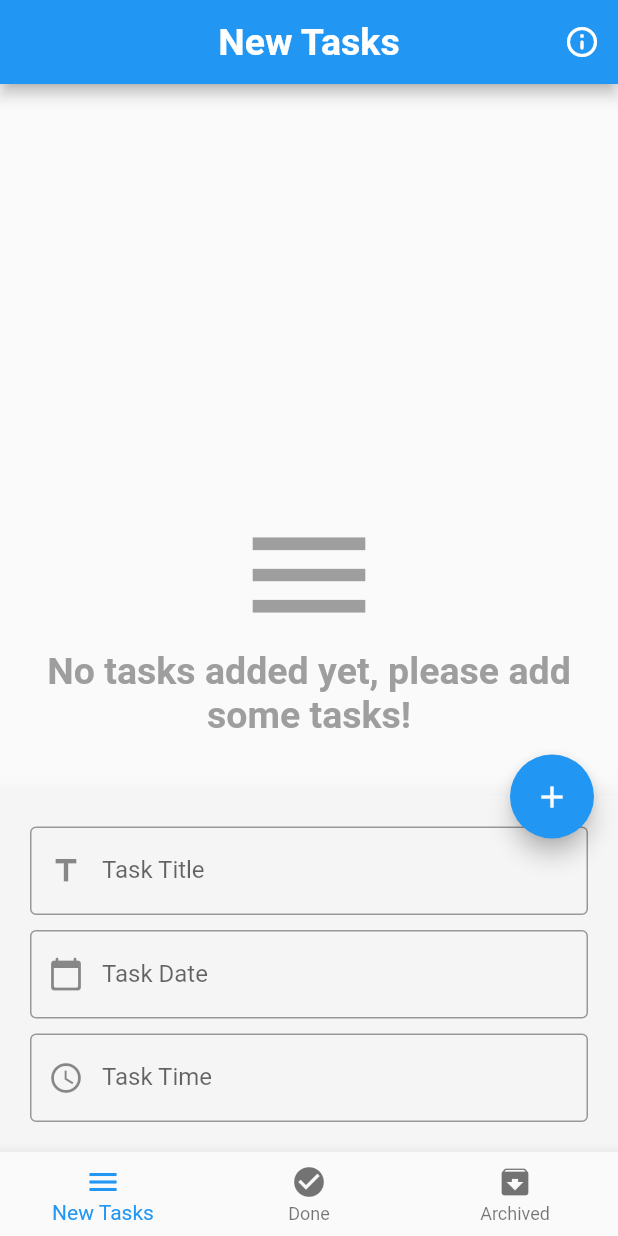
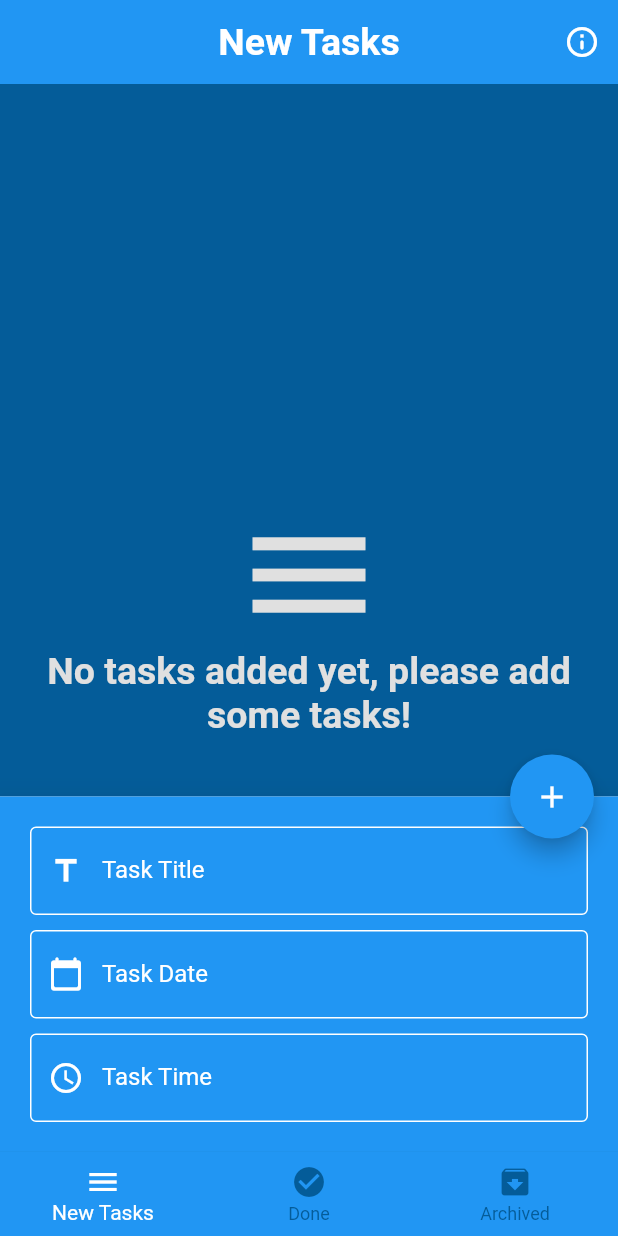
Before and after one commit to abdoSamehDev/todo_app, a Flutter app: the TodoApp screen opened directly, after a tap on the "edit" icon, on a phone screen of 412 x 824 dp. Run offline on Flutter 3.47's test engine with Material 2 defaults, Android fonts, the phone set to English and light mode, and no system bars; our stand-ins replace animated_splash_screen, bloc, conditional_builder_null_safety, flutter_bloc, introduction_screen, page_transition and 2 more; accounts and stored records are empty.

Commit message:
final app version 1.0

```diff
--- a/lib/layout/cubit/cubit.dart
+++ b/lib/layout/cubit/cubit.dart
@@ -1,6 +1,5 @@
 import 'package:flutter/material.dart';
 import 'package:flutter_bloc/flutter_bloc.dart';
-import 'package:shared_preferences/shared_preferences.dart';
 import 'package:sqflite/sqflite.dart';
 import 'package:todo_app/layout/cubit/states.dart';
 
@@ -17,9 +16,9 @@ class AppCubit extends Cubit<AppStates> {
   int currentIndex = 0;
 
   List<Widget> screen = [
-    NewTaskScreen(),
-    DoneTaskScreen(),
-    ArchivedTaskScreen()
+    const NewTaskScreen(),
+    const DoneTaskScreen(),
+    const ArchivedTaskScreen()
   ];
 
   List<String> appBarTitle = [
@@ -44,19 +43,20 @@ class AppCubit extends Cubit<AppStates> {
       'todo.db',
       version: 1,
       onCreate: (database, version) async{
-        print('database created');
+        // print('database created');
         try{
           await database.execute(
               'CREATE TABLE tasks (id INTEGER PRIMARY KEY, title TEXT, date TEXT, time TEXT, status TEXT)'
           );
-          print('table created');}
+          // print('table created');
+        }
         catch(error){
-          print('Error found ${error.toString()}');
+          // print('Error found ${error.toString()}');
         }
       },
       onOpen: (database) {
         getDataFromDatabase(database);
-        print('database opened');
+        // print('database opened');
       },
 
     ).then((value) {
@@ -77,7 +77,7 @@ class AppCubit extends Cubit<AppStates> {
     await database.transaction((txn) async {
       {
         txn.rawInsert('INSERT INTO tasks(title, date, time, status) VALUES("$title", "$date", "$time", "new")').then((value) {
-          print('$value added successfully');
+          // print('$value added successfully');
           emit(AppInsertDatabaseState());
 
           getDataFromDatabase(database);
@@ -95,7 +95,7 @@ class AppCubit extends Cubit<AppStates> {
     emit(AppGetDatabaseLoadingState());
 
     database.rawQuery('SELECT * FROM tasks').then((value) {
-      print(newTasks);
+      // print(newTasks);
 
       value.forEach((element){
         if (element['status'] == 'new'){
--- a/lib/layout/layout_screen.dart
+++ b/lib/layout/layout_screen.dart
@@ -2,7 +2,7 @@ import 'package:conditional_builder_null_safety/conditional_builder_null_safety.
 import 'package:flutter/material.dart';
 import 'package:flutter_bloc/flutter_bloc.dart';
 import 'package:intl/intl.dart';
-import 'package:shared_preferences/shared_preferences.dart';
+// import 'package:shared_preferences/shared_preferences.dart';
 import 'package:todo_app/layout/cubit/cubit.dart';
 import 'package:todo_app/layout/cubit/states.dart';
 import 'package:todo_app/shared/components/components.dart';
@@ -33,10 +33,16 @@ class TodoApp extends StatelessWidget {
           AppCubit cubit = AppCubit.get(context);
 
           return Scaffold(
-          key: scaffoldKey,
-          appBar: AppBar(
-            automaticallyImplyLeading: false,
-            actions: [
+            backgroundColor: const Color(0xff045c99),
+            // backgroundColor: Colors.blue,
+            key: scaffoldKey,
+
+            appBar: AppBar(
+              elevation: 0,
+              // backgroundColor: Color(0xff045c99),
+              backgroundColor: Colors.blue,
+              automaticallyImplyLeading: false,
+              actions: [
               IconButton(
                   onPressed: () async {
                     cubit.showIntroduction(context);
@@ -64,25 +70,12 @@ class TodoApp extends StatelessWidget {
                   },
 
                   );
-                //   await databaseInsert(
-                //       title: titleController,
-                //       date: date,
-                //       time: time
-                //   );
-                //   Navigator.pop(context);
-                //   isBottomSheetShown = false;
-                //   // setState(() {
-                //   //   fabIcon = Icons.edit;
-                //   // });
-                //   // print(titleController.text);
-                //   // print({DateFormat.yMEd().format(date!)});
-                //   // print(time!.format(context));
                 }
               }
               else{
                 scaffoldKey.currentState!.showBottomSheet((context) {
                   return Container(
-                    color: Colors.grey[100],
+                    color: Colors.blue,
                     padding: const EdgeInsets.all(20),
                     child: Form(
                       key: formKey,
@@ -139,6 +132,11 @@ class TodoApp extends StatelessWidget {
             child: Icon(cubit.fabIcon),
           ),
           bottomNavigationBar: BottomNavigationBar(
+            elevation: 1,
+            // backgroundColor: Color(0xff045c99),
+            backgroundColor: Colors.blue,
+            unselectedItemColor: const Color(0xff045c99),
+            selectedItemColor: Colors.white,
             items: const [
               BottomNavigationBarItem(
                   icon: Icon(Icons.menu),
@@ -162,7 +160,7 @@ class TodoApp extends StatelessWidget {
           body: ConditionalBuilder(
             condition: state is! AppGetDatabaseLoadingState,
             builder: (context) => cubit.screen [cubit.currentIndex],
-            fallback: (context) => const Center(child: const CircularProgressIndicator()),
+            fallback: (context) => const Center(child: CircularProgressIndicator()),
           ),
 
         );
--- a/lib/modules/archived_tasks/archived_tasks_screen.dart
+++ b/lib/modules/archived_tasks/archived_tasks_screen.dart
@@ -4,7 +4,7 @@ import 'package:flutter_bloc/flutter_bloc.dart';
 import 'package:todo_app/layout/cubit/cubit.dart';
 import 'package:todo_app/layout/cubit/states.dart';
 import 'package:todo_app/shared/components/components.dart';
-import 'package:todo_app/shared/components/constants.dart';
+// import 'package:todo_app/shared/components/constants.dart';
 
 class ArchivedTaskScreen extends StatelessWidget {
   const ArchivedTaskScreen({Key? key}) : super(key: key);
--- a/lib/modules/done_tasks/done_tasks_screen.dart
+++ b/lib/modules/done_tasks/done_tasks_screen.dart
@@ -4,7 +4,7 @@ import 'package:flutter_bloc/flutter_bloc.dart';
 import 'package:todo_app/layout/cubit/cubit.dart';
 import 'package:todo_app/layout/cubit/states.dart';
 import 'package:todo_app/shared/components/components.dart';
-import 'package:todo_app/shared/components/constants.dart';
+// import 'package:todo_app/shared/components/constants.dart';
 
 class DoneTaskScreen extends StatelessWidget {
   const DoneTaskScreen({Key? key}) : super(key: key);
--- a/lib/modules/new_tasks/new_tasks_screen.dart
+++ b/lib/modules/new_tasks/new_tasks_screen.dart
@@ -1,11 +1,11 @@
-import 'package:conditional_builder_null_safety/conditional_builder_null_safety.dart';
+// import 'package:conditional_builder_null_safety/conditional_builder_null_safety.dart';
 import 'package:flutter/cupertino.dart';
 import 'package:flutter/material.dart';
 import 'package:flutter_bloc/flutter_bloc.dart';
 import 'package:todo_app/layout/cubit/cubit.dart';
 import 'package:todo_app/layout/cubit/states.dart';
 import 'package:todo_app/shared/components/components.dart';
-import 'package:todo_app/shared/components/constants.dart';
+// import 'package:todo_app/shared/components/constants.dart';
 
 class NewTaskScreen extends StatelessWidget {
   const NewTaskScreen({Key? key}) : super(key: key);
--- a/lib/shared/bloc_observer.dart
+++ b/lib/shared/bloc_observer.dart
@@ -10,18 +10,18 @@ class MyBlocObserver extends BlocObserver {
   @override
   void onChange(BlocBase bloc, Change change) {
     super.onChange(bloc, change);
-    print('onChange -- ${bloc.runtimeType}, $change');
+    // print('onChange -- ${bloc.runtimeType}, $change');
   }
 
   @override
   void onError(BlocBase bloc, Object error, StackTrace stackTrace) {
-    print('onError -- ${bloc.runtimeType}, $error');
+    // print('onError -- ${bloc.runtimeType}, $error');
     super.onError(bloc, error, stackTrace);
   }
 
   @override
   void onClose(BlocBase bloc) {
     super.onClose(bloc);
-    print('onClose -- ${bloc.runtimeType}');
+    // print('onClose -- ${bloc.runtimeType}');
   }
 }
--- a/lib/shared/components/components.dart
+++ b/lib/shared/components/components.dart
@@ -1,8 +1,8 @@
-import 'package:bloc/bloc.dart';
+// import 'package:bloc/bloc.dart';
 import 'package:conditional_builder_null_safety/conditional_builder_null_safety.dart';
 import 'package:flutter/material.dart';
 import 'package:todo_app/layout/cubit/cubit.dart';
-import 'package:todo_app/shared/components/constants.dart';
+// import 'package:todo_app/shared/components/constants.dart';
 
 Widget defaultButton(
         {double width = double.infinity,
@@ -37,7 +37,8 @@ Widget defaultTextFormField(
         IconData? suffix,
         void Function()? suffixButtonFunction,
         void Function()? onTapFunction,
-        bool border = true}) =>
+        bool border = true
+        }) =>
     TextFormField(
       validator: (value) {
         if (value!.isEmpty) {
@@ -47,12 +48,27 @@ Widget defaultTextFormField(
       },
       controller: controller,
       onFieldSubmitted: onSubmitted,
-      keyboardType: TextInputType.visiblePassword,
+      keyboardType: type,
       obscureText: isPassword,
       onTap: onTapFunction,
+      style: const TextStyle(color: Colors.white),
       decoration: InputDecoration(
+        // fillColor: Colors.white,
+        // filled: true,
+        enabledBorder: const OutlineInputBorder(
+          borderSide: BorderSide(
+            color: Colors.white
+          ),
+        ),
+        focusedBorder: const OutlineInputBorder(
+          borderSide: BorderSide(
+            color: Color(0xff045c99)
+          ),
+        ),
         labelText: label,
-        prefixIcon: Icon(prefix),
+        labelStyle: const TextStyle(color: Colors.white),
+        prefixIcon: Icon(prefix,
+        color: Colors.white,),
         suffixIcon: suffix != null
             ? IconButton(
                 icon: Icon(suffix),
@@ -87,9 +103,7 @@ Widget buildTaskItem(Map model, context) => Dismissible(
                     '${model['title']}',
                     style: const TextStyle(
                       fontSize: 25,
-
-                      // color: Colors.white,
-
+                      color: Colors.white,
                       fontWeight: FontWeight.bold,
                     ),
                   ),
@@ -98,8 +112,8 @@ Widget buildTaskItem(Map model, context) => Dismissible(
                   ),
                   Text(
                     '${model['date']}',
-                    style: const TextStyle(
-                      color: Colors.grey,
+                    style: TextStyle(
+                      color: Colors.grey[400],
                       fontWeight: FontWeight.bold,
                     ),
                   ),
@@ -148,7 +162,7 @@ Widget tasksBuilder (List<Map> tasks, String msg) => ConditionalBuilder(
       separatorBuilder: (context, index) => Container(
         width: double.infinity,
         height: 1,
-        color: Colors.grey[400],
+        color: Colors.grey[300],
       ),
       itemCount: tasks.length),
   fallback: (context) => Padding(
@@ -157,17 +171,17 @@ Widget tasksBuilder (List<Map> tasks, String msg) => ConditionalBuilder(
       child: Column(
         mainAxisAlignment: MainAxisAlignment.center,
         children: [
-          const Icon(
+          Icon(
             Icons.menu,
-            color: Colors.grey,
+            color: Colors.grey[300],
             size: 100,
           ),
           Text(
-            '$msg',
+            msg,
             textAlign: TextAlign.center,
-            style: const TextStyle(
+            style: TextStyle(
                 fontSize: 25,
-                color: Colors.grey,
+                color: Colors.grey[300],
                 fontWeight: FontWeight.bold
             ),
           ),
```
Also changed, not shown: lib/main.dart (+14 -15 lines), lib/modules/first_time_screen/first_time_screen.dart (+13 -4 lines), pubspec.yaml (+9 -0 lines), assets/icon/icon.png, assets/images/app-logo.png (added), assets/images/female-w.png (deleted), assets/images/female.png (deleted), assets/images/logo.png, assets/images/male-w.png (deleted), assets/images/male.png (deleted), assets/images/start-screen.png (deleted), pubspec.lock, 25 other files.
